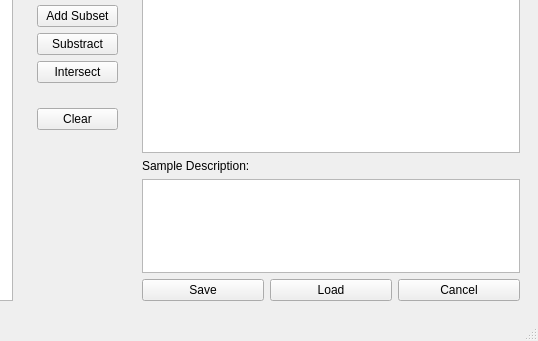
First picture: the form in braviz/interaction/qt_guis/new_sample_screen.ui, repository diego0020/braviz-app, before the edit; both pictures show x 383 to 921 and y 259 to 600 of the 921 by 600 pixel window.
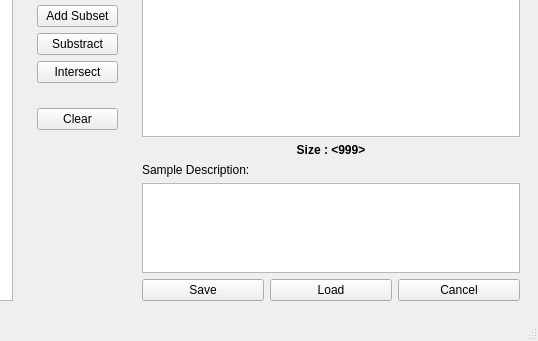
Second picture: the form after the edit.

Commit message: fixed code for dealing with missing values in groups for samples now importing excel file adds subjects if they didn't previously exist fixed bug #1

```diff
--- a/braviz/interaction/qt_guis/new_sample_screen.ui
+++ b/braviz/interaction/qt_guis/new_sample_screen.ui
@@ -243,7 +243,7 @@
       <property name="frameShadow">
        <enum>QFrame::Raised</enum>
       </property>
-      <layout class="QVBoxLayout" name="verticalLayout_2" stretch="0,4,0,1,0">
+      <layout class="QVBoxLayout" name="verticalLayout_2" stretch="0,4,0,0,1,0">
        <item>
         <widget class="QLabel" name="label_2">
          <property name="text">
@@ -261,6 +261,22 @@
          </property>
         </widget>
        </item>
+       <item>
+        <widget class="QLabel" name="size_label">
+         <property name="font">
+          <font>
+           <weight>75</weight>
+           <bold>true</bold>
+          </font>
+         </property>
+         <property name="text">
+          <string>Size : &lt;999&gt;</string>
+         </property>
+         <property name="alignment">
+          <set>Qt::AlignCenter</set>
+         </property>
+        </widget>
+       </item>
        <item>
         <widget class="QLabel" name="label_3">
          <property name="text">
```
Left out of the diff: 24 changed lines with no effect on the pictures. The commit also changes 10 other files.
